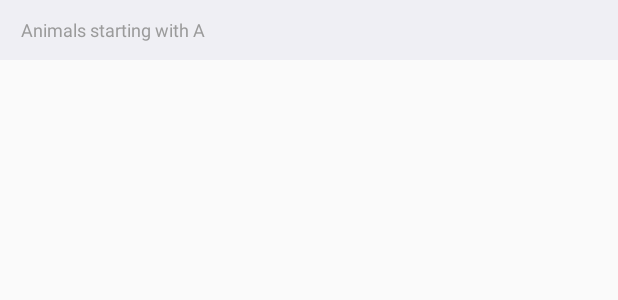
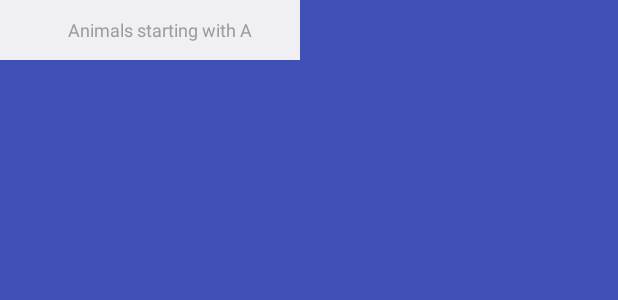
Before and after one commit to gzfgeh/AndroidDemo, an Android app: the layout contact_header.xml on its own in the app's theme, with its tools: preview values and no code run, on a phone screen of 412 x 824 dp. Shown: the top 300 px of the screen. Run offline under Robolectric (Android 15) with nearby library versions, the phone set to English and light mode, and no system bars.

```diff
--- a/app/src/main/java/com/gzfgeh/CustomRecycler/RecyclerViewAdapter.java
+++ b/app/src/main/java/com/gzfgeh/CustomRecycler/RecyclerViewAdapter.java
@@ -59,7 +59,7 @@ public class RecyclerViewAdapter  extends RecyclerView.Adapter<RecyclerViewAdapt
 
     @Override
     public void onBindHeaderViewHolder(RecyclerView.ViewHolder holder, int position) {
-        TextView textView = (TextView) holder.itemView;
+        TextView textView = (TextView) holder.itemView.findViewById(R.id.head_text);
         String showValue = String.valueOf(getItem(position).getSortLetters().charAt(0));
         textView.setText(showValue);
     }
--- a/app/src/main/java/com/gzfgeh/EaseRecycler/CustomAdapter.java
+++ b/app/src/main/java/com/gzfgeh/EaseRecycler/CustomAdapter.java
@@ -41,9 +41,9 @@ public class CustomAdapter extends CustomRecyclerAdapter<String>
 //            return -1;
 
         if (position >= getHeaderCount() && position < getCount())
-            return -1;
+            return 2;
         else
-            return -1;
+            return 2;
     }
 
     @Override
--- a/app/src/main/java/com/gzfgeh/EaseRecycler/EasyRecyclerActivity.java
+++ b/app/src/main/java/com/gzfgeh/EaseRecycler/EasyRecyclerActivity.java
@@ -32,8 +32,6 @@ public class EasyRecyclerActivity extends BaseActivity implements CustomSwipeRef
 
     @Bind(R.id.recyclerView)
     CustomRecyclerView recyclerView;
-    @Bind(R.id.sticky_header)
-    TextView sickyHeader;
 
     CustomAdapter adapter;
     List<String> data = new ArrayList<>();
@@ -58,7 +56,7 @@ public class EasyRecyclerActivity extends BaseActivity implements CustomSwipeRef
             @Override
             public void run() {
                 adapter.clear();
-                for (int i = 0; i < 3; i++) {
+                for (int i = 0; i < 30; i++) {
                     data.add(i + "--789");
                 }
                 //data.clear();
@@ -75,7 +73,6 @@ public class EasyRecyclerActivity extends BaseActivity implements CustomSwipeRef
             public void onHeaderClick(View header, int position, long headerId) {
                 Toast.makeText(EasyRecyclerActivity.this, "Header position: " + position + ", id: " + headerId,
                         Toast.LENGTH_SHORT).show();
-                adapter.notifyDataSetChanged();
             }
         });
         recyclerView.addOnItemTouchListener(touchListener);
--- a/app/src/main/res/layout/contact_header.xml
+++ b/app/src/main/res/layout/contact_header.xml
@@ -1,13 +1,21 @@
 <?xml version="1.0" encoding="utf-8"?>
+<LinearLayout xmlns:android="http://schemas.android.com/apk/res/android"
+    xmlns:tools="http://schemas.android.com/tools"
+    android:layout_width="match_parent"
+    android:layout_height="match_parent"
+    android:background="@color/colorPrimary">
 
     <TextView xmlns:android="http://schemas.android.com/apk/res/android"
         xmlns:tools="http://schemas.android.com/tools"
-    android:layout_width="match_parent"
+        android:layout_width="200dp"
         android:layout_height="40dp"
         android:background="@color/edit_bg"
-    android:gravity="center_vertical"
+        android:gravity="center"
         android:orientation="horizontal"
         android:paddingLeft="14dp"
         android:textColor="@color/darker_gray"
         android:textSize="12sp"
-    tools:text="Animals starting with A" />
+        tools:text="Animals starting with A"
+        android:id="@+id/head_text"/>
+
+</LinearLayout>
--- a/app/src/main/res/layout/stick_header.xml
+++ b/app/src/main/res/layout/stick_header.xml
@@ -12,6 +12,7 @@
         android:layout_gravity="center"
         android:id="@+id/stick_button"
         android:clickable="true"
-        android:focusable="true"/>
+        android:focusable="true"
+        android:text="@string/action_settings"/>
 
 </LinearLayout>
```
Also changed, not shown: app/src/main/java/com/gzfgeh/CustomRecycler/CustomRecyclerActivity.java (+26 -0 lines), app/src/main/res/layout/activity_easy_recycler.xml (+11 -12 lines). Lines whose indentation alone changed are shown as unchanged.
